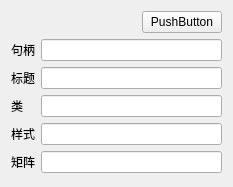
This is QtComposeResultCalculator/QtGetWindowInfo.ui in BrianRotel/QtComposeResultCalculator as Qt 5 draws it before an edit. The edited form follows.
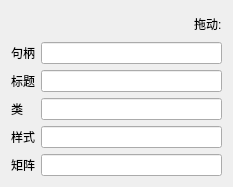
This is the edited form.

Commit message: 优化代码逻辑,修改界面

The edit to the form file:
```diff
--- a/QtComposeResultCalculator/QtGetWindowInfo.ui
+++ b/QtComposeResultCalculator/QtGetWindowInfo.ui
@@ -68,12 +68,9 @@
       </spacer>
      </item>
      <item>
-      <widget class="QPushButton" name="pushButton">
+      <widget class="QLabel" name="label_6">
        <property name="text">
-        <string>PushButton</string>
-       </property>
-       <property name="checkable">
-        <bool>true</bool>
+        <string>拖动:</string>
        </property>
       </widget>
      </item>
```
The commit also changes 4 other files.
